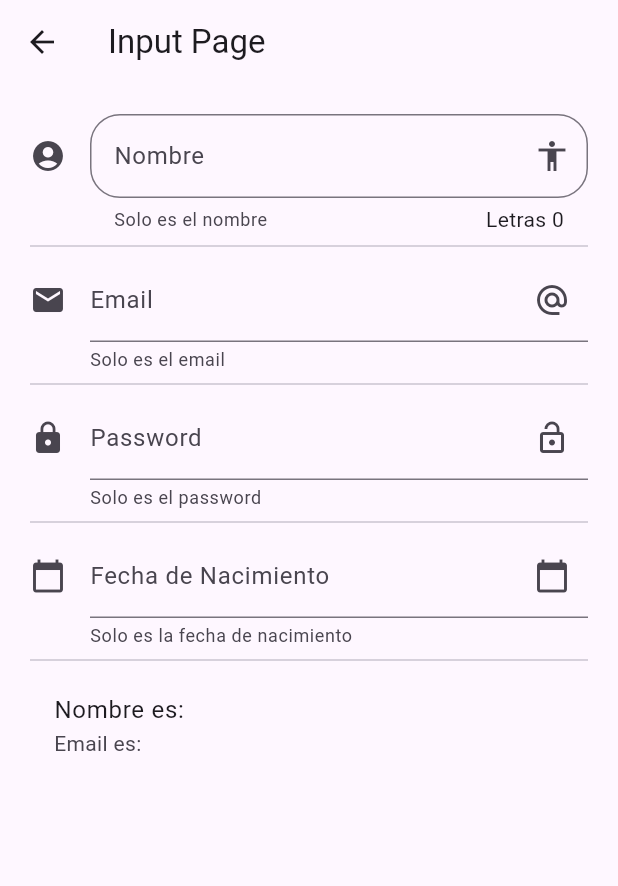
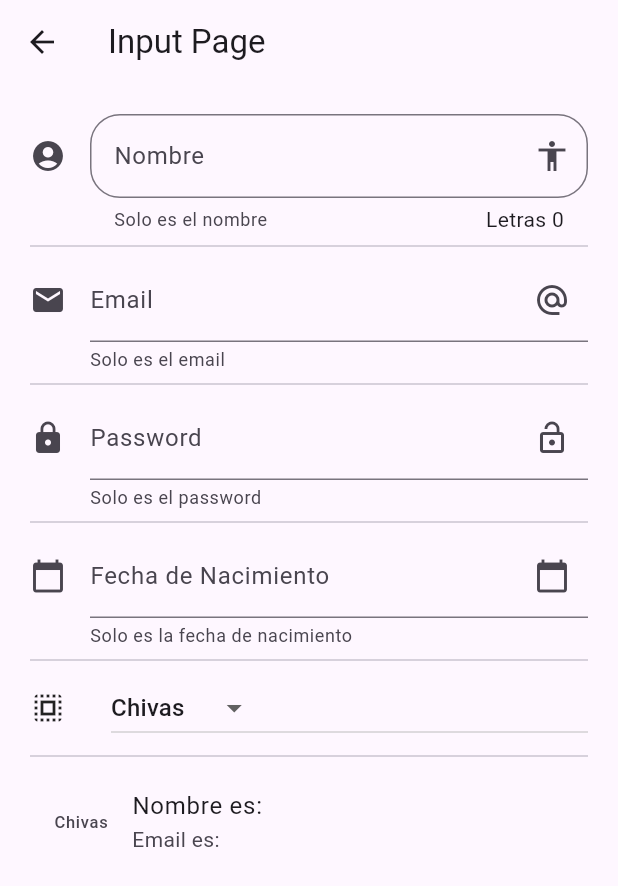
Before and after one commit to juanframart2011/flutter-component, a Flutter app: the InputPage screen opened by its route, on a phone screen of 412 x 824 dp. Shown: the top 886 px of the screen. Run offline on Flutter 3.47's test engine with Material 3 defaults, Android fonts, the phone set to English and light mode, and no system bars.

Commit message:
pagina input, switchs, slider

```diff
--- a/lib/src/pages/input_page.dart
+++ b/lib/src/pages/input_page.dart
@@ -13,6 +13,9 @@ class _InputPageState extends State<InputPage> {
   String _email = '';
   String _password = '';
   String _fecha = '';
+
+  List<String> _poderes = ['America', 'Pumas', 'Cruz Azul', 'Chivas'];
+  String _opcionSeleccionada = 'Chivas';
   TextEditingController _inputFieldDateController = TextEditingController();
 
   @override
@@ -31,6 +34,8 @@ class _InputPageState extends State<InputPage> {
           _crearPassword(),
           Divider(),
           _crearFecha(context),
+          Divider(),
+          _crearDropdown(),
           Divider(),
           _crearPersona(),
         ],
@@ -136,7 +141,40 @@ class _InputPageState extends State<InputPage> {
     return ListTile(
       title: Text('Nombre es: $_nombre'),
       subtitle: Text('Email es: $_email'),
+      leading: Text(_opcionSeleccionada),
       trailing: Text(_fecha),
     );
   }
+
+  List<DropdownMenuItem<String>> getOpcionesDropdown() {
+    List<DropdownMenuItem<String>> lista = [];
+    _poderes.forEach((poder) {
+      lista.add(DropdownMenuItem(
+        child: Text(poder),
+        value: poder,
+      ));
+    });
+    return lista;
+  }
+
+  Widget _crearDropdown(){
+
+    return Row(
+      children: <Widget>[
+        Icon(Icons.select_all),
+        SizedBox(width: 30.0),
+        Expanded(
+          child: DropdownButton(
+            value: _opcionSeleccionada,
+            items: getOpcionesDropdown(),
+            onChanged: (valor) {
+              setState(() {
+                _opcionSeleccionada = valor.toString();
+              });
+            },
+          ),
+        ),
+      ],
+    );
+  }
 }
--- a/lib/src/routes/routes.dart
+++ b/lib/src/routes/routes.dart
@@ -5,6 +5,8 @@ import 'package:flutter_component/src/pages/avatar_page.dart';
 import 'package:flutter_component/src/pages/card_page.dart';
 import 'package:flutter_component/src/pages/home_page.dart';
 import 'package:flutter_component/src/pages/input_page.dart';
+import 'package:flutter_component/src/pages/listview_page.dart';
+import 'package:flutter_component/src/pages/slider_page.dart';
 
 Map<String, WidgetBuilder> getApplicationRoutes() {
   return <String, WidgetBuilder>{
@@ -14,5 +16,7 @@ Map<String, WidgetBuilder> getApplicationRoutes() {
     'card': (BuildContext context) => CardPage(),
     'animated_container': (BuildContext context) => AnimatedContainerPage(),
     'inputs': (BuildContext context) => InputPage(),
+    'sliders': (BuildContext context) => SliderPage(),
+    'listas': (BuildContext context) => ListaPage(),
   };
 }
--- a/lib/src/utils/icono_string_util.dart
+++ b/lib/src/utils/icono_string_util.dart
@@ -21,6 +21,7 @@ final _icons = <String, IconData>{
   'folder_shared': Icons.folder_shared,
   'donut_large': Icons.donut_large,
   'input': Icons.input,
+  'list': Icons.list,
 };
 
 Icon getIcon( String nombreIcono ){
```
Also changed, not shown: data/menu_opts.json (+10 -0 lines), lib/src/pages/listview_page.dart (added, +41 -0 lines), lib/src/pages/slider_page.dart (added, +97 -0 lines).
